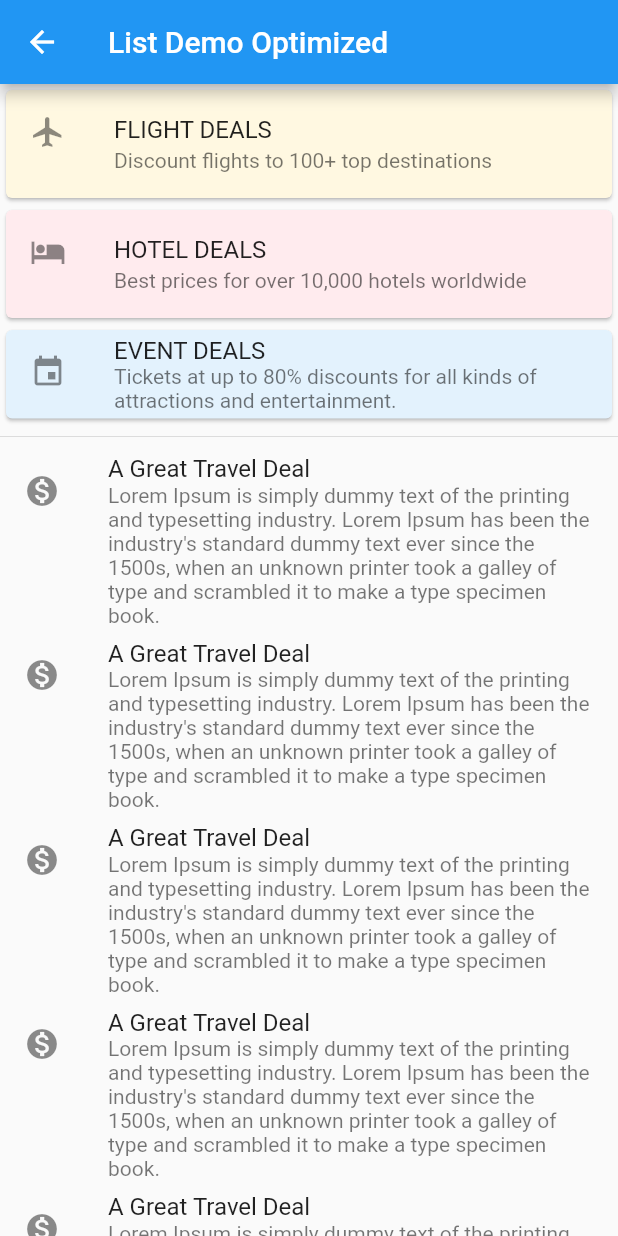
After one commit to InMatrix/perf_diagnosis_demo, a Flutter app: the ListFix screen opened directly, on a phone screen of 412 x 824 dp. The commit adds this screen. Run offline on Flutter 3.47's test engine with Material 2 defaults, Android fonts, the phone set to English and light mode, and no system bars.

Commit message:
Add an optimized list demo

```diff
--- a/lib/drawer.dart
+++ b/lib/drawer.dart
@@ -4,6 +4,7 @@ import 'package:perf_diagnosis_demo/optimized/spinning_box_fix.dart';
 import 'many_materials_demo.dart';
 import 'opacity_demo.dart';
 import 'optimized/clock_fix.dart';
+import 'optimized/list_fix.dart';
 import 'optimized/scorecard_fix.dart';
 
 class MyDrawer extends StatelessWidget {
@@ -25,6 +26,7 @@ class MyDrawer extends StatelessWidget {
             ),
           ),
           _makeDemoEntry(context, "World Clock Demo", ClockFix()),
+          _makeDemoEntry(context, "List Demo", ListFix()),
           _makeDemoEntry(context, "Spinning Box Demo", SpinningBoxFix()),
           _makeDemoEntry(context, "Scorecard Demo", ScorecardFix()),
           Divider(),
--- a/lib/list_demo.dart
+++ b/lib/list_demo.dart
@@ -44,7 +44,7 @@ class ListDemo extends StatelessWidget {
 
   List<Widget> createListItems() {
     var listItems = List<Widget>.generate(
-      100,
+      200,
       (int) => InkWell(
             onTap: () {},
             child: ListTile(
--- /dev/null
+++ b/lib/optimized/list_fix.dart
@@ -0,0 +1,58 @@
+import 'package:flutter/material.dart';
+
+class ListFix extends StatelessWidget {
+  @override
+  Widget build(BuildContext context) {
+    return Scaffold(
+      appBar: AppBar(
+        title: Text("List Demo Optimized"),
+      ),
+      body: ListView.builder(itemBuilder: (BuildContext context, int index) {
+        switch (index) {
+          case 0:
+            return Card(
+              color: Colors.amber.shade50,
+              child: ListTile(
+                title: Text("FLIGHT DEALS"),
+                subtitle: Text("Discount flights to 100+ top destinations"),
+                leading: Icon(Icons.flight),
+              ),
+            );
+          case 1:
+            return Card(
+              color: Colors.red.shade50,
+              child: ListTile(
+                title: Text("HOTEL DEALS"),
+                subtitle: Text("Best prices for over 10,000 hotels worldwide"),
+                leading: Icon(Icons.hotel),
+              ),
+            );
+          case 2:
+            return Card(
+              color: Colors.blue.shade50,
+              child: ListTile(
+                title: Text("EVENT DEALS"),
+                subtitle: Text(
+                    "Tickets at up to 80% discounts for all kinds of attractions and entertainment."),
+                leading: Icon(Icons.event),
+              ),
+            );
+          case 3:
+            return Divider();
+          default:
+            return InkWell(
+              onTap: () {},
+              child: ListTile(
+                leading: Icon(Icons.monetization_on),
+                title: Text("A Great Travel Deal"),
+                subtitle: Text(
+                    "Lorem Ipsum is simply dummy text of the printing and typesetting industry. "
+                    "Lorem Ipsum has been the industry's standard dummy text ever since the 1500s, "
+                    "when an unknown printer took a galley of type and scrambled it to make a type specimen book. "),
+              ),
+            );
+        }
+      }),
+    );
+  }
+}
```
